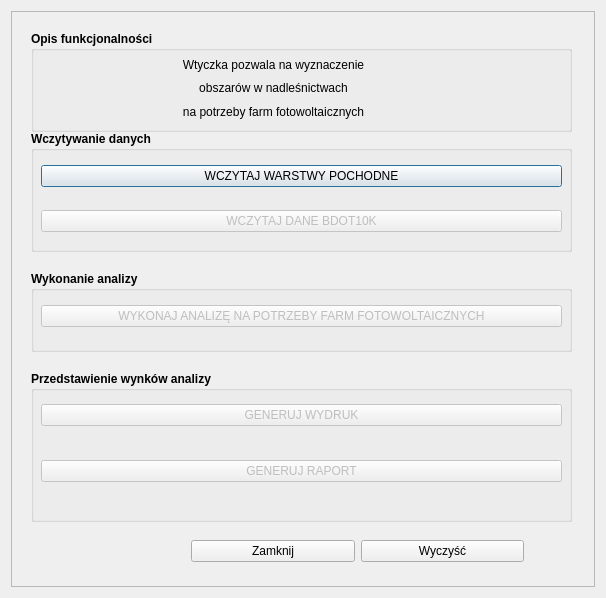
First picture: the form in photovoltaics_LP_dialog_base.ui, repository envirosolutionspl/pv_las, before the edit.
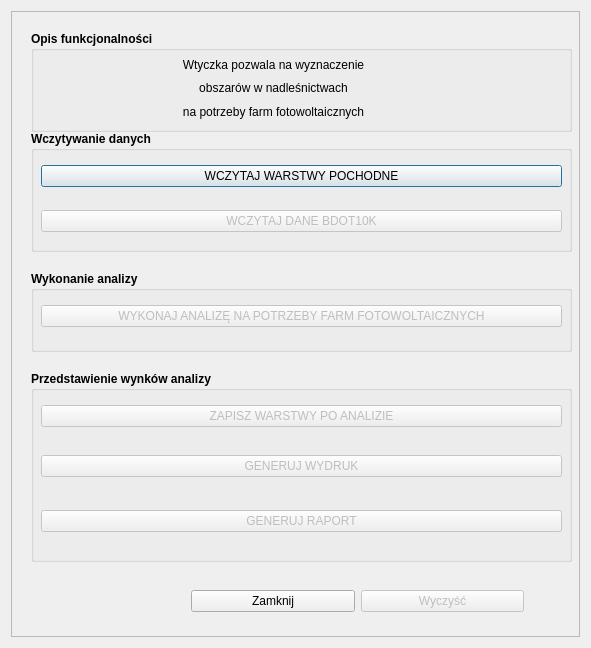
Second picture: the form after the edit. Icons and pictures are not drawn.

What changed in the file:
```diff
--- a/photovoltaics_LP_dialog_base.ui
+++ b/photovoltaics_LP_dialog_base.ui
@@ -6,10 +6,22 @@
    <rect>
     <x>0</x>
     <y>0</y>
-    <width>606</width>
-    <height>598</height>
+    <width>591</width>
+    <height>648</height>
    </rect>
   </property>
+  <property name="minimumSize">
+   <size>
+    <width>591</width>
+    <height>648</height>
+   </size>
+  </property>
+  <property name="maximumSize">
+   <size>
+    <width>591</width>
+    <height>648</height>
+   </size>
+  </property>
   <property name="windowTitle">
    <string>Fotowoltaka w LP</string>
   </property>
@@ -262,7 +274,7 @@
       <property name="geometry">
        <rect>
         <x>180</x>
-        <y>520</y>
+        <y>570</y>
         <width>333</width>
         <height>41</height>
        </rect>
@@ -270,6 +282,9 @@
       <layout class="QHBoxLayout" name="horizontalLayout_4">
        <item>
         <widget class="QPushButton" name="zamknijBtn">
+         <property name="enabled">
+          <bool>true</bool>
+         </property>
          <property name="text">
           <string>Zamknij</string>
          </property>
@@ -277,6 +292,9 @@
        </item>
        <item>
         <widget class="QPushButton" name="resetujBtn">
+         <property name="enabled">
+          <bool>false</bool>
+         </property>
          <property name="text">
           <string>Wyczyść</string>
          </property>
@@ -293,7 +311,7 @@
         <x>20</x>
         <y>360</y>
         <width>541</width>
-        <height>151</height>
+        <height>191</height>
        </rect>
       </property>
       <property name="font">
@@ -309,7 +327,7 @@
        <property name="geometry">
         <rect>
          <x>10</x>
-         <y>19</y>
+         <y>70</y>
          <width>521</width>
          <height>51</height>
         </rect>
@@ -337,7 +355,7 @@
        <property name="geometry">
         <rect>
          <x>10</x>
-         <y>80</y>
+         <y>130</y>
          <width>521</width>
          <height>41</height>
         </rect>
@@ -362,6 +380,34 @@
        </layout>
       </widget>
      </widget>
+     <widget class="QWidget" name="horizontalLayoutWidget_7">
+      <property name="geometry">
+       <rect>
+        <x>30</x>
+        <y>380</y>
+        <width>521</width>
+        <height>51</height>
+       </rect>
+      </property>
+      <layout class="QHBoxLayout" name="horizontalLayout_22">
+       <item>
+        <widget class="QPushButton" name="zapisBtn">
+         <property name="enabled">
+          <bool>false</bool>
+         </property>
+         <property name="font">
+          <font>
+           <weight>50</weight>
+           <bold>false</bold>
+          </font>
+         </property>
+         <property name="text">
+          <string>ZAPISZ WARSTWY PO ANALIZIE</string>
+         </property>
+        </widget>
+       </item>
+      </layout>
+     </widget>
     </widget>
    </item>
   </layout>
```
Left out of the diff: 6 changed lines with no effect on the pictures.
